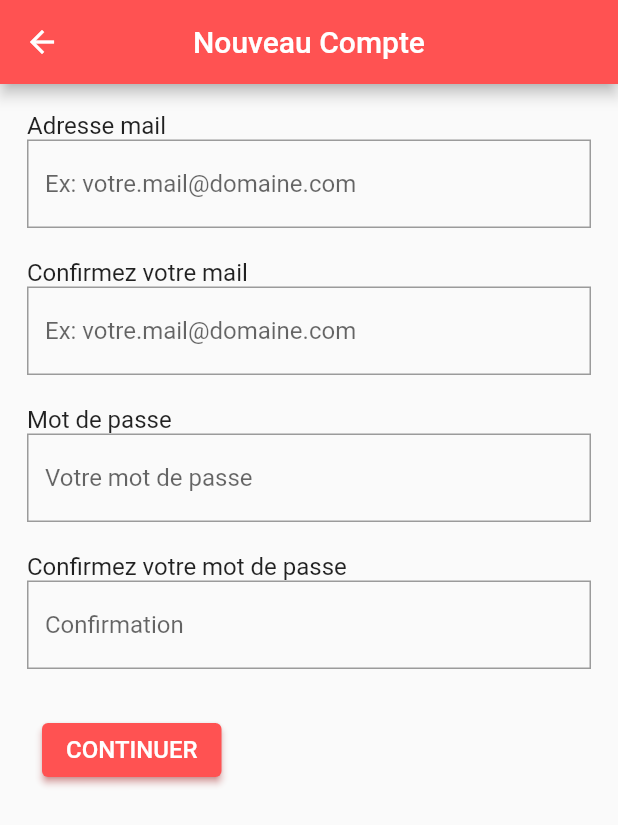
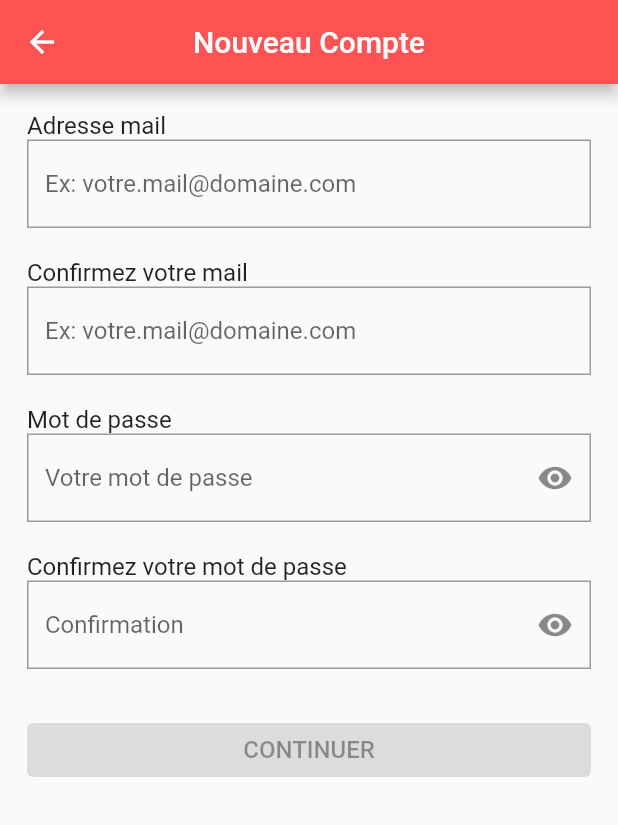
Before and after one commit to ThomasFabrePro/NursElp, a Flutter app: the AccountCreationPage screen opened directly, on a phone screen of 412 x 824 dp. Shown: the top 825 px of the screen. Run offline on Flutter 3.47's test engine with Material 2 defaults, Android fonts, the phone set to English and light mode, and no system bars; our stand-ins replace bottom_navy_bar, sqflite; missing offline and left inert: dart:ffi; accounts and stored records are empty.

Commit message:
Fix
mauvaise branche => authentification

```diff
--- a/NursElp/NursElp/lib/screens/bedroom/bedroom.dart
+++ b/NursElp/NursElp/lib/screens/bedroom/bedroom.dart
@@ -97,7 +97,9 @@ class _BedroomPageState extends State<BedroomPage> {
                                 isPresent = false;
                               } else
                                 isPresent = true;
+
                               setState(() {});
+                              print(isPresent);
                             },
                             child: Container(
                               width: 25.0,
--- a/NursElp/NursElp/lib/screens/guests/accountcreation.dart
+++ b/NursElp/NursElp/lib/screens/guests/accountcreation.dart
@@ -1,3 +1,4 @@
+import 'package:NursElp/screens/guests/auth.dart';
 import 'package:flutter/material.dart';
 
 class AccountCreationPage extends StatefulWidget {
@@ -6,10 +7,13 @@ class AccountCreationPage extends StatefulWidget {
 }
 
 class _AccountCreationPageState extends State<AccountCreationPage> {
-  String mail = '';
-  String mailCheck = ' ';
+  final GlobalKey<FormState> formKey = GlobalKey<FormState>();
+  final RegExp emailRegex = RegExp(r"[a-z0-9\._-]+@[a-z0-9\._-]+\.[a-z]+");
+  String email = '';
+  String emailCheck = ' ';
   String password = '';
   String passwordCheck = ' ';
+  bool isSecret = false;
   bool confirm = false;
   @override
   Widget build(BuildContext context) {
@@ -22,14 +26,20 @@ class _AccountCreationPageState extends State<AccountCreationPage> {
         body: Padding(
           padding: const EdgeInsets.all(18.0),
           child: SingleChildScrollView(
+            child: Form(
+              key: formKey,
               child: Column(
-              crossAxisAlignment: CrossAxisAlignment.start,
+                crossAxisAlignment: CrossAxisAlignment.stretch,
                 children: [
                   Text('Adresse mail'),
                   Padding(
                     padding: EdgeInsets.only(bottom: 20),
                     child: TextFormField(
-                    onFieldSubmitted: (value) => mail = value,
+                      onChanged: (value) => setState(() => email = value),
+                      validator: (value) =>
+                          value.isEmpty || !emailRegex.hasMatch(value)
+                              ? 'Entrez un email valide'
+                              : null,
                       decoration: InputDecoration(
                         hintText: 'Ex: votre.mail@domaine.com',
                         border: OutlineInputBorder(
@@ -51,7 +61,10 @@ class _AccountCreationPageState extends State<AccountCreationPage> {
                   Padding(
                     padding: EdgeInsets.only(bottom: 20),
                     child: TextFormField(
-                    onFieldSubmitted: (value) => mailCheck = value,
+                      onChanged: (value) => setState(() => emailCheck = value),
+                      validator: (value) => value.isEmpty || email != emailCheck
+                          ? 'Les adresses mail sont différentes'
+                          : null,
                       decoration: InputDecoration(
                         hintText: 'Ex: votre.mail@domaine.com',
                         border: OutlineInputBorder(
@@ -73,8 +86,19 @@ class _AccountCreationPageState extends State<AccountCreationPage> {
                   Padding(
                     padding: EdgeInsets.only(bottom: 20),
                     child: TextFormField(
-                    onFieldSubmitted: (value) => password = value,
+                      onChanged: (value) => setState(() => password = value),
+                      validator: (value) =>
+                          value.length < 6 ? '6 caractères minimum' : null,
+                      obscureText: isSecret,
                       decoration: InputDecoration(
+                        suffixIcon: InkWell(
+                          onTap: () {
+                            setState(() => isSecret = !isSecret);
+                          },
+                          child: Icon(
+                            !isSecret ? Icons.visibility : Icons.visibility_off,
+                          ),
+                        ),
                         hintText: 'Votre mot de passe',
                         border: OutlineInputBorder(
                           borderRadius: BorderRadius.circular(0),
@@ -95,8 +119,21 @@ class _AccountCreationPageState extends State<AccountCreationPage> {
                   Padding(
                     padding: EdgeInsets.only(bottom: 20),
                     child: TextFormField(
-                    onFieldSubmitted: (value) => passwordCheck = value,
+                      onChanged: (value) =>
+                          setState(() => passwordCheck = value),
+                      validator: (value) => password == passwordCheck
+                          ? null
+                          : 'Les mots de passe sont différents',
+                      obscureText: isSecret,
                       decoration: InputDecoration(
+                        suffixIcon: InkWell(
+                          onTap: () {
+                            setState(() => isSecret = !isSecret);
+                          },
+                          child: Icon(
+                            !isSecret ? Icons.visibility : Icons.visibility_off,
+                          ),
+                        ),
                         hintText: 'Confirmation',
                         border: OutlineInputBorder(
                           borderRadius: BorderRadius.circular(0),
@@ -114,12 +151,21 @@ class _AccountCreationPageState extends State<AccountCreationPage> {
                     ),
                   ),
                   Padding(
-                  padding: EdgeInsets.symmetric(
-                    vertical: 10,
-                    horizontal: 10,
+                    padding: EdgeInsets.only(top: 10),
+                    child: ElevatedButton(
+                      onPressed:
+                          !(email == emailCheck) || !(password == passwordCheck)
+                              ? null
+                              : () {
+                                  if (formKey.currentState.validate()) {
+                                    Navigator.push(
+                                      context,
+                                      MaterialPageRoute(
+                                        builder: (context) => AuthPage(),
                                       ),
-                  child: ElevatedButton(
-                    onPressed: () {},
+                                    );
+                                  }
+                                },
                       style: ElevatedButton.styleFrom(
                         primary: Colors.redAccent,
                         elevation: 2,
@@ -138,6 +184,7 @@ class _AccountCreationPageState extends State<AccountCreationPage> {
             ),
           ),
         ),
+      ),
     );
   }
 }
```
Lines whose indentation alone changed are shown as unchanged.
